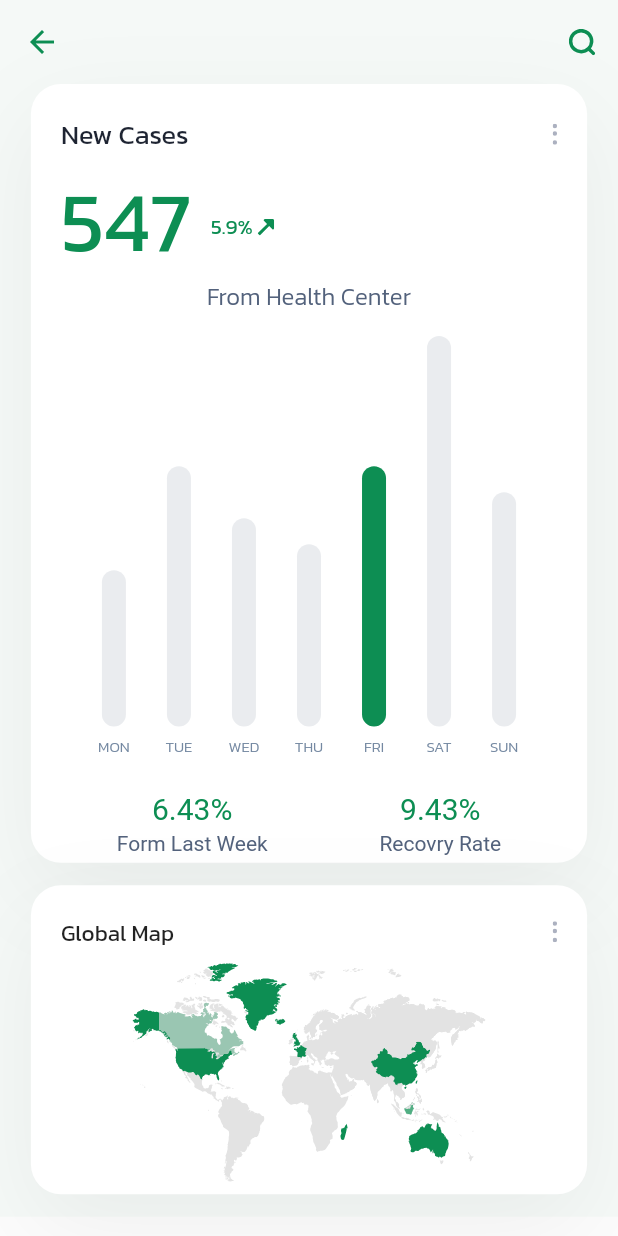
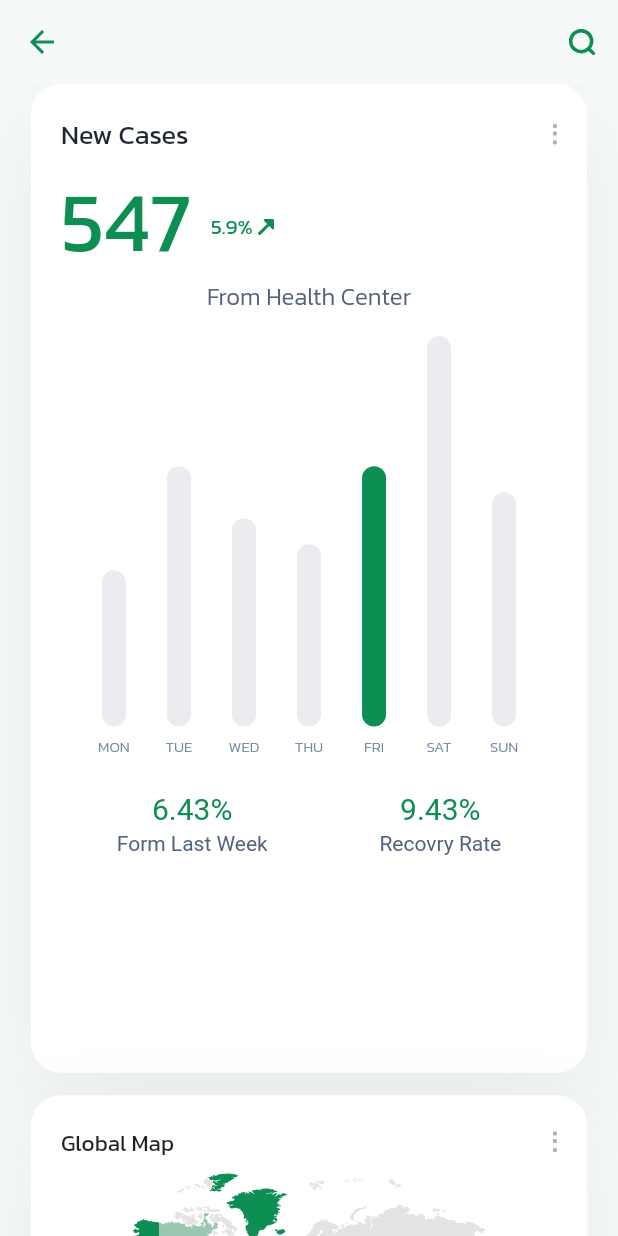
Before and after one commit to jason2071/covid19_app, a Flutter app: the screen it shows after launch, after a tap on "New Cases", on a phone screen of 412 x 824 dp. Run offline on Flutter 3.47's test engine with Material 2 defaults, Android fonts, the phone set to English and light mode, and no system bars; drawn by our look-alikes of fl_chart; our stand-ins replace flutter_svg; project files that could hold a hidden picture were left out.

Commit message:
add platform

```diff
--- a/lib/pages/detail/components/body.dart
+++ b/lib/pages/detail/components/body.dart
@@ -4,6 +4,7 @@ import 'package:covid19_app/pages/detail/components/weekly_chart.dart';
 import 'package:covid19_app/size_config.dart';
 import 'package:flutter/material.dart';
 import 'package:flutter_svg/svg.dart';
+import 'dart:io' show Platform;
 
 class Body extends StatelessWidget {
   const Body({Key key}) : super(key: key);
@@ -19,7 +20,7 @@ class Body extends StatelessWidget {
             children: [
               Container(
                 width: SizeConfig.screenWidth * 0.9,
-                height: SizeConfig.screenHeight * 0.63,
+                height: SizeConfig.screenHeight * (Platform.isIOS ? 0.63 : 0.8),
                 padding: EdgeInsets.all(20),
                 decoration: BoxDecoration(
                   color: Colors.white,
@@ -94,7 +95,8 @@ class Body extends StatelessWidget {
               SizedBox(height: 15),
               Container(
                 width: SizeConfig.screenWidth * 0.9,
-                height: SizeConfig.screenHeight * 0.25,
+                height:
+                    SizeConfig.screenHeight * (Platform.isIOS ? 0.25 : 0.33),
                 padding: EdgeInsets.all(20),
                 decoration: BoxDecoration(
                   color: Colors.white,
--- a/lib/pages/home/components/cases_card.dart
+++ b/lib/pages/home/components/cases_card.dart
@@ -24,7 +24,7 @@ class CaeseCard extends StatelessWidget {
     return GestureDetector(
       onTap: press,
       child: Container(
-        width: SizeConfig.screenWidth * 0.429,
+        width: SizeConfig.screenWidth * 0.42,
         child: Container(
           decoration: BoxDecoration(
             color: Colors.white,
```
Also changed, not shown: lib/pages/home/components/body.dart (+0 -11 lines).
